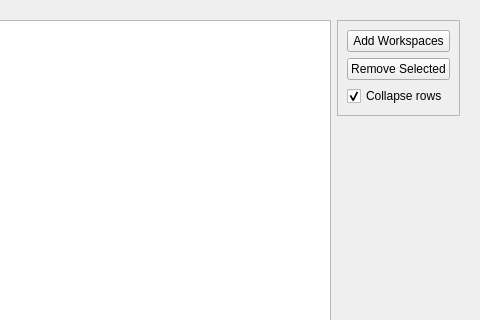
Old version of the form qt/scientific_interfaces/Inelastic/Manipulation/ElwinTab.ui in the repository mantidproject/mantid; both pictures show x 140 to 620 and y 0 to 320 of the 620 by 841 pixel window.
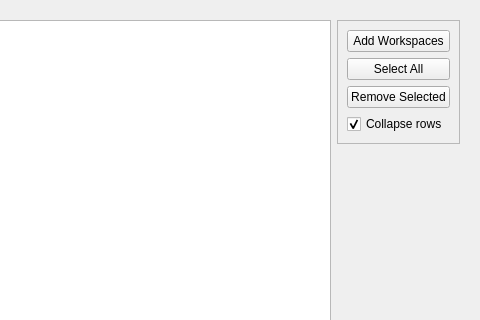
New version of the form. Custom widgets are drawn as their Qt base class.

Commit message: Fix crash by selecting rows and add select all button

What changed in the file:
```diff
--- a/qt/scientific_interfaces/Inelastic/Manipulation/ElwinTab.ui
+++ b/qt/scientific_interfaces/Inelastic/Manipulation/ElwinTab.ui
@@ -414,6 +414,13 @@
            </property>
           </widget>
          </item>
+         <item>
+          <widget class="QPushButton" name="pbSelAll">
+           <property name="text">
+            <string>Select All</string>
+           </property>
+          </widget>
+         </item>
          <item>
           <widget class="QPushButton" name="wkspRemove">
            <property name="text">
```
The commit also changes 3 other files.
